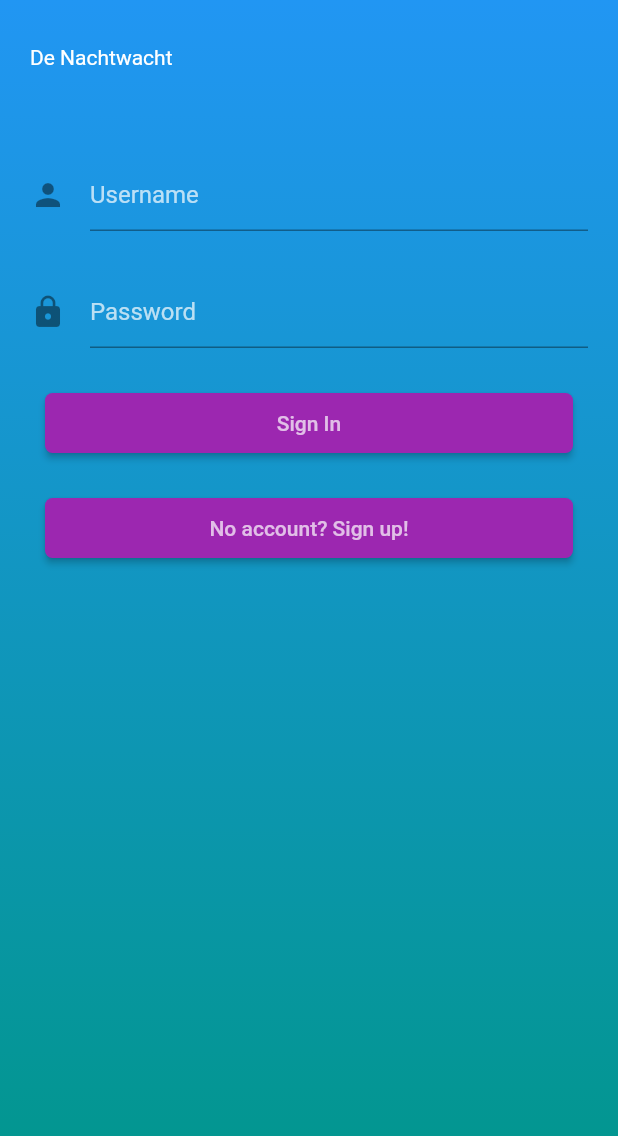
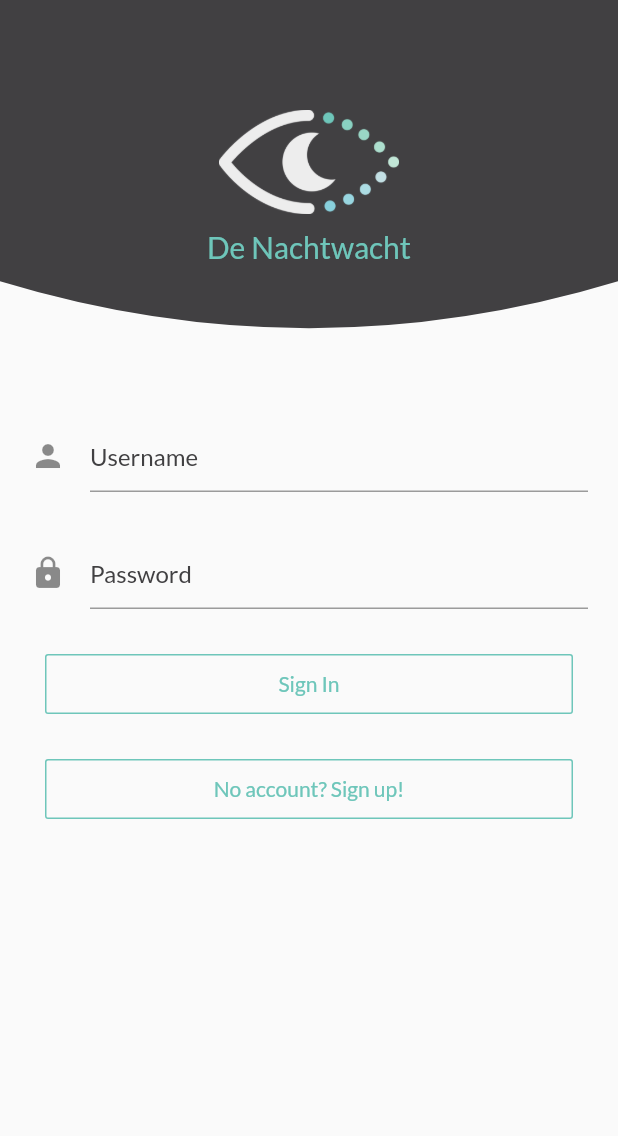
Before and after one commit to mextenderr/Team-2-De-Nachtwacht, a Flutter app: the screen it shows after launch, on a phone screen of 412 x 824 dp. Shown: the top 1136 px of the screen. Run offline on Flutter 3.47's test engine with Material 2 defaults, Android fonts, the light colour scheme and no system bars; our stand-ins replace flutter_bluetooth_serial, google_fonts, shared_preferences.

Commit message:
design changes

```diff
--- a/flutterApp/flutter_app/lib/constants.dart
+++ b/flutterApp/flutter_app/lib/constants.dart
@@ -1,4 +1,7 @@
 library constants;
+
+import 'package:flutter/material.dart';
 
 // verander dit naar gewenst ip adress, voor local host: http://127.0.0.1/5000
 const String URL="http://192.168.178.92:5000";
+const Color COLOR = Color.fromRGBO(110, 198, 186, 1);
--- a/flutterApp/flutter_app/lib/main.dart
+++ b/flutterApp/flutter_app/lib/main.dart
@@ -2,14 +2,14 @@ import 'package:flutter/material.dart';
 import 'package:flutter_app/alarm.dart';
 import 'package:flutter_app/bluetooth.dart';
 
+import 'package:google_fonts/google_fonts.dart';
 import 'package:flutter_app/pages/homePage.dart';
 import 'package:flutter_app/pages/login_page.dart';
 import 'package:flutter_app/pages/register_page.dart';
 
 import 'package:http/http.dart' as http;
 
-void main() => runApp(
-  MyApp());
+void main() => runApp(MyApp());
 
 class MyApp extends StatelessWidget {
   // This widget is the root of your application.
@@ -18,6 +18,9 @@ class MyApp extends StatelessWidget {
     return MaterialApp(
       title: 'Flutter Demo',
       theme: ThemeData(
+        textTheme: GoogleFonts.latoTextTheme(
+          Theme.of(context).textTheme,
+        ),
         // This is the theme of your application.
         //
         // Try running your application with "flutter run". You'll see the
@@ -27,14 +30,13 @@ class MyApp extends StatelessWidget {
         // or simply save your changes to "hot reload" in a Flutter IDE).
         // Notice that the counter didn't reset back to zero; the application
         // is not restarted.
-          primarySwatch: Colors.blue,
+        primarySwatch: Colors.blue,
       ),
       routes: {
         '/': (context) => LoginPage(),
         '/register': (context) => RegisterPage(),
-        '/home' : (context) => MyHomePage()
+        '/home': (context) => MyHomePage()
       },
-
     );
   }
 }
--- a/flutterApp/flutter_app/lib/models/user.dart
+++ b/flutterApp/flutter_app/lib/models/user.dart
@@ -1,5 +1,6 @@
 class User {
   int uid;
+  String name;
   User._privateConstructor();
 
   static final User _instance = User._privateConstructor();
--- a/flutterApp/flutter_app/lib/pages/login_page.dart
+++ b/flutterApp/flutter_app/lib/pages/login_page.dart
@@ -1,5 +1,6 @@
 
 import 'dart:convert';
+import 'package:flutter_app/helpers/LinePath.dart';
 import 'package:flutter_app/models/user.dart';
 import 'package:flutter_app/pages/register_page.dart';
 import 'package:http/http.dart' as http;
@@ -19,23 +20,31 @@ class _LoginPageState extends State<LoginPage> {
     SystemChrome.setSystemUIOverlayStyle(SystemUiOverlayStyle.light
         .copyWith(statusBarColor: Colors.transparent));
     return Scaffold(
-      body: Container(
-        decoration: BoxDecoration(
-          gradient: LinearGradient(colors: [
-            Colors.blue,
-            Colors.teal,
-          ], begin: Alignment.topCenter, end: Alignment.bottomCenter),
-        ),
+      body: Column(
+
+        children: <Widget>[
+          topSection()
+          ,Expanded(
+                      child: Container(
+              // decoration: BoxDecoration(
+              //   gradient: LinearGradient(colors: [
+              //     Colors.blue,
+              //     Colors.teal,
+              //   ], begin: Alignment.topCenter, end: Alignment.bottomCenter),
+              // ),
               child: _isLoading
                   ? Center(child: CircularProgressIndicator())
                   : ListView(
                       children: <Widget>[
-                  headerSection(),
+
                         textSection(),
                         buttonSection(),
                         buttonRegisterSection(),
                       ],
                     ),
+            ),
+          ),
+        ],
       ),
     );
   }
@@ -53,6 +62,7 @@ class _LoginPageState extends State<LoginPage> {
 
           // sharedPreferences.setString("token", jsonData['token']);
           user.uid = data['uid'];
+          user.name = username;
           Navigator.of(context).pushReplacementNamed('/home');
 
         };
@@ -66,24 +76,55 @@ class _LoginPageState extends State<LoginPage> {
     }
 
 
+  Widget topSection(){
+    return ClipPath(
+
+            clipper: LinePath(),
+            child: Container(
+              color: Color.fromRGBO(65, 64, 66, 1),
+
+              height: 250,
+              child:  Column(
+                  mainAxisAlignment: MainAxisAlignment.center,
+                  children: <Widget>[
+                    Padding(
+                      padding: const EdgeInsets.only(bottom: 10.0),
+                      child: Center(
+                        child:Image(
+                          width: 120,
+                          image: AssetImage('assets/logo/logo.png' )
+                      ),
+
+            ),
+                    ),
+            headerSection()
+                  ],
+                ),
+              )
+          );
+  }
+
   Container buttonSection() {
     return Container(
       width: MediaQuery.of(context).size.width,
       height: 40.0,
       margin: EdgeInsets.only(top: 30.0),
       padding: EdgeInsets.symmetric(horizontal: 30.0),
-      child: RaisedButton(
+      child: OutlineButton(
         onPressed: () {
           setState(() {
             _isLoading = true;
           });
           signIn(usernameController.text, passwordController.text);
         },
-        color: Colors.purple,
-        shape: RoundedRectangleBorder(
-          borderRadius: BorderRadius.circular(5.0),
+        color: Colors.transparent,
+        borderSide: BorderSide(
+
+          color: Color.fromRGBO(110, 198, 186, 1),
+          width: 1,
         ),
-        child: Text("Sign In", style: TextStyle(color: Colors.white70)),
+
+        child: Text("Sign In", style: TextStyle(color: Color.fromRGBO(110, 198, 186, 1))),
       ),
     );
   }
@@ -94,19 +135,21 @@ class _LoginPageState extends State<LoginPage> {
       height: 40.0,
       margin: EdgeInsets.only(top: 30.0),
       padding: EdgeInsets.symmetric(horizontal: 30.0),
-      child: RaisedButton(
+      child: OutlineButton(
         onPressed: () {
-          Navigator.push(
-            context,
-            MaterialPageRoute(builder: (context) => RegisterPage()),
-          );
+          setState(() {
+            _isLoading = true;
+          });
+          signIn(usernameController.text, passwordController.text);
         },
-        color: Colors.purple,
-        shape: RoundedRectangleBorder(
-          borderRadius: BorderRadius.circular(5.0),
+        color: Colors.transparent,
+        borderSide: BorderSide(
+
+          color: Color.fromRGBO(110, 198, 186, 1),
+          width: 1,
         ),
         child: Text("No account? Sign up!",
-            style: TextStyle(color: Colors.white70)),
+            style: TextStyle(color: Color.fromRGBO(110, 198, 186, 1))),
       ),
     );
   }
@@ -132,10 +175,10 @@ class _LoginPageState extends State<LoginPage> {
     return TextFormField(
       controller: usernameController,
       obscureText: title == "Username" ? false : true,
-      style: TextStyle(color: Colors.white70),
+      style: TextStyle(color: Color.fromRGBO(65, 64, 66, 1)),
       decoration: InputDecoration(
           hintText: title,
-          hintStyle: TextStyle(color: Colors.white70),
+          hintStyle: TextStyle(color: Color.fromRGBO(65, 64, 66, 1)),
           icon: Icon(icon)),
     );
   }
@@ -144,18 +187,18 @@ class _LoginPageState extends State<LoginPage> {
     return TextFormField(
       controller: passwordController,
       obscureText: true,
-      style: TextStyle(color: Colors.white70),
+      style: TextStyle(color: Color.fromRGBO(65, 64, 66, 1)),
       decoration: InputDecoration(
           hintText: title,
-          hintStyle: TextStyle(color: Colors.white70),
+          hintStyle: TextStyle(color: Color.fromRGBO(65, 64, 66, 1)),
           icon: Icon(icon)),
     );
   }
 
-  Container headerSection() {
-    return Container(
-      padding: EdgeInsets.symmetric(horizontal: 20.0, vertical: 30.0),
-      child: Text("De Nachtwacht", style: TextStyle(color: Colors.white)),
+  Center headerSection() {
+    return Center(
+
+      child: Text("De Nachtwacht", style: TextStyle(fontSize:20 ,color: Color.fromRGBO(110, 198, 186, 1))),
     );
   }
 }
--- a/flutterApp/flutter_app/pubspec.yaml
+++ b/flutterApp/flutter_app/pubspec.yaml
@@ -26,6 +26,7 @@ dependencies:
   flutter_bluetooth_serial: ^0.2.2
   scoped_model: ^1.0.1
   provider: ^3.0.0
+  google_fonts: ^1.1.0
 
 dev_dependencies:
   flutter_test:
@@ -40,11 +41,14 @@ dev_dependencies:
 # The following section is specific to Flutter.
 flutter:
 
+
   # The following line ensures that the Material Icons font is
   # included with your application, so that you can use the icons in
   # the material Icons class.
   uses-material-design: true
 
+  assets:
+    - assets/logo/logo.png
   # To add assets to your application, add an assets section, like this:
   # assets:
   #  - images/a_dot_burr.jpeg
```
Also changed, not shown: flutterApp/flutter_app/lib/helpers/LinePath.dart (+33 -10 lines), flutterApp/flutter_app/lib/pages/homePage.dart (+89 -31 lines), flutterApp/flutter_app/assets/logo/logo.png (added), flutterApp/flutter_app/pubspec.lock, 1 other file. Lines whose indentation alone changed are shown as unchanged.
